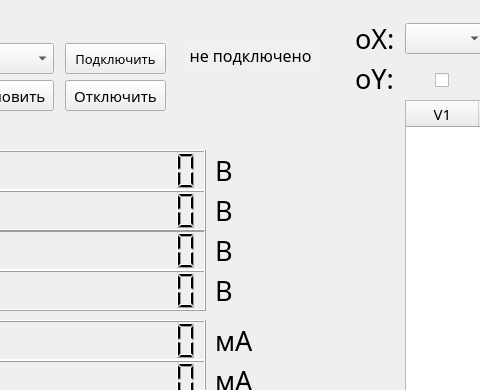
First picture: the form in interface.ui, repository KejLater/lab_stand, before the edit; both pictures show x 95 to 575 and y 0 to 390 of the 1352 by 808 pixel window.
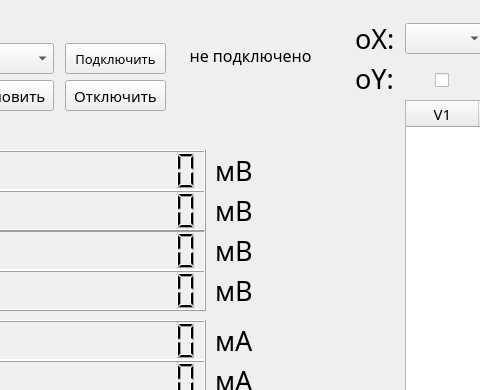
Second picture: the form after the edit.

Commit message: adding data by ctrl-A, voltage in mV now

```diff
--- a/interface.ui
+++ b/interface.ui
@@ -372,7 +372,7 @@
      <rect>
       <x>310</x>
       <y>150</y>
-      <width>31</width>
+      <width>51</width>
       <height>41</height>
      </rect>
     </property>
@@ -384,76 +384,7 @@
      </font>
     </property>
     <property name="text">
-     <string>&lt;html&gt;&lt;head/&gt;&lt;body&gt;&lt;p&gt;&lt;span style=&quot; font-size:20pt;&quot;&gt;В&lt;/span&gt;&lt;/p&gt;&lt;/body&gt;&lt;/html&gt;</string>
-    </property>
-   </widget>
-   <widget class="QLabel" name="V2_label">
-    <property name="enabled">
-     <bool>true</bool>
-    </property>
-    <property name="geometry">
-     <rect>
-      <x>310</x>
-      <y>190</y>
-      <width>31</width>
-      <height>41</height>
-     </rect>
-    </property>
-    <property name="font">
-     <font>
-      <family>Century Gothic</family>
-      <pointsize>9</pointsize>
-      <strikeout>false</strikeout>
-     </font>
-    </property>
-    <property name="text">
-     <string>&lt;html&gt;&lt;head/&gt;&lt;body&gt;&lt;p&gt;&lt;span style=&quot; font-size:20pt;&quot;&gt;В&lt;/span&gt;&lt;/p&gt;&lt;/body&gt;&lt;/html&gt;</string>
-    </property>
-   </widget>
-   <widget class="QLabel" name="V3_label">
-    <property name="enabled">
-     <bool>true</bool>
-    </property>
-    <property name="geometry">
-     <rect>
-      <x>310</x>
-      <y>230</y>
-      <width>31</width>
-      <height>41</height>
-     </rect>
-    </property>
-    <property name="font">
-     <font>
-      <family>Century Gothic</family>
-      <pointsize>9</pointsize>
-      <strikeout>false</strikeout>
-     </font>
-    </property>
-    <property name="text">
-     <string>&lt;html&gt;&lt;head/&gt;&lt;body&gt;&lt;p&gt;&lt;span style=&quot; font-size:20pt;&quot;&gt;В&lt;/span&gt;&lt;/p&gt;&lt;/body&gt;&lt;/html&gt;</string>
-    </property>
-   </widget>
-   <widget class="QLabel" name="V4_label">
-    <property name="enabled">
-     <bool>true</bool>
-    </property>
-    <property name="geometry">
-     <rect>
-      <x>310</x>
-      <y>270</y>
-      <width>31</width>
-      <height>41</height>
-     </rect>
-    </property>
-    <property name="font">
-     <font>
-      <family>Century Gothic</family>
-      <pointsize>9</pointsize>
-      <strikeout>false</strikeout>
-     </font>
-    </property>
-    <property name="text">
-     <string>&lt;html&gt;&lt;head/&gt;&lt;body&gt;&lt;p&gt;&lt;span style=&quot; font-size:20pt;&quot;&gt;В&lt;/span&gt;&lt;/p&gt;&lt;/body&gt;&lt;/html&gt;</string>
+     <string>&lt;html&gt;&lt;head/&gt;&lt;body&gt;&lt;p&gt;&lt;span style=&quot; font-size:20pt;&quot;&gt;мВ&lt;/span&gt;&lt;/p&gt;&lt;/body&gt;&lt;/html&gt;</string>
     </property>
    </widget>
    <widget class="QLabel" name="A1_label">
@@ -3040,6 +2971,75 @@
      <string>&lt;html&gt;&lt;head/&gt;&lt;body&gt;&lt;p&gt;&lt;span style=&quot; font-size:14pt;&quot;&gt;22&lt;/span&gt;&lt;/p&gt;&lt;/body&gt;&lt;/html&gt;</string>
     </property>
    </widget>
+   <widget class="QLabel" name="V1_label_6">
+    <property name="enabled">
+     <bool>true</bool>
+    </property>
+    <property name="geometry">
+     <rect>
+      <x>310</x>
+      <y>190</y>
+      <width>51</width>
+      <height>41</height>
+     </rect>
+    </property>
+    <property name="font">
+     <font>
+      <family>Century Gothic</family>
+      <pointsize>9</pointsize>
+      <strikeout>false</strikeout>
+     </font>
+    </property>
+    <property name="text">
+     <string>&lt;html&gt;&lt;head/&gt;&lt;body&gt;&lt;p&gt;&lt;span style=&quot; font-size:20pt;&quot;&gt;мВ&lt;/span&gt;&lt;/p&gt;&lt;/body&gt;&lt;/html&gt;</string>
+    </property>
+   </widget>
+   <widget class="QLabel" name="V1_label_7">
+    <property name="enabled">
+     <bool>true</bool>
+    </property>
+    <property name="geometry">
+     <rect>
+      <x>310</x>
+      <y>230</y>
+      <width>51</width>
+      <height>41</height>
+     </rect>
+    </property>
+    <property name="font">
+     <font>
+      <family>Century Gothic</family>
+      <pointsize>9</pointsize>
+      <strikeout>false</strikeout>
+     </font>
+    </property>
+    <property name="text">
+     <string>&lt;html&gt;&lt;head/&gt;&lt;body&gt;&lt;p&gt;&lt;span style=&quot; font-size:20pt;&quot;&gt;мВ&lt;/span&gt;&lt;/p&gt;&lt;/body&gt;&lt;/html&gt;</string>
+    </property>
+   </widget>
+   <widget class="QLabel" name="V1_label_8">
+    <property name="enabled">
+     <bool>true</bool>
+    </property>
+    <property name="geometry">
+     <rect>
+      <x>310</x>
+      <y>270</y>
+      <width>51</width>
+      <height>41</height>
+     </rect>
+    </property>
+    <property name="font">
+     <font>
+      <family>Century Gothic</family>
+      <pointsize>9</pointsize>
+      <strikeout>false</strikeout>
+     </font>
+    </property>
+    <property name="text">
+     <string>&lt;html&gt;&lt;head/&gt;&lt;body&gt;&lt;p&gt;&lt;span style=&quot; font-size:20pt;&quot;&gt;мВ&lt;/span&gt;&lt;/p&gt;&lt;/body&gt;&lt;/html&gt;</string>
+    </property>
+   </widget>
   </widget>
   <widget class="QMenuBar" name="menubar">
    <property name="geometry">
```
The commit also changes 2 other files.
